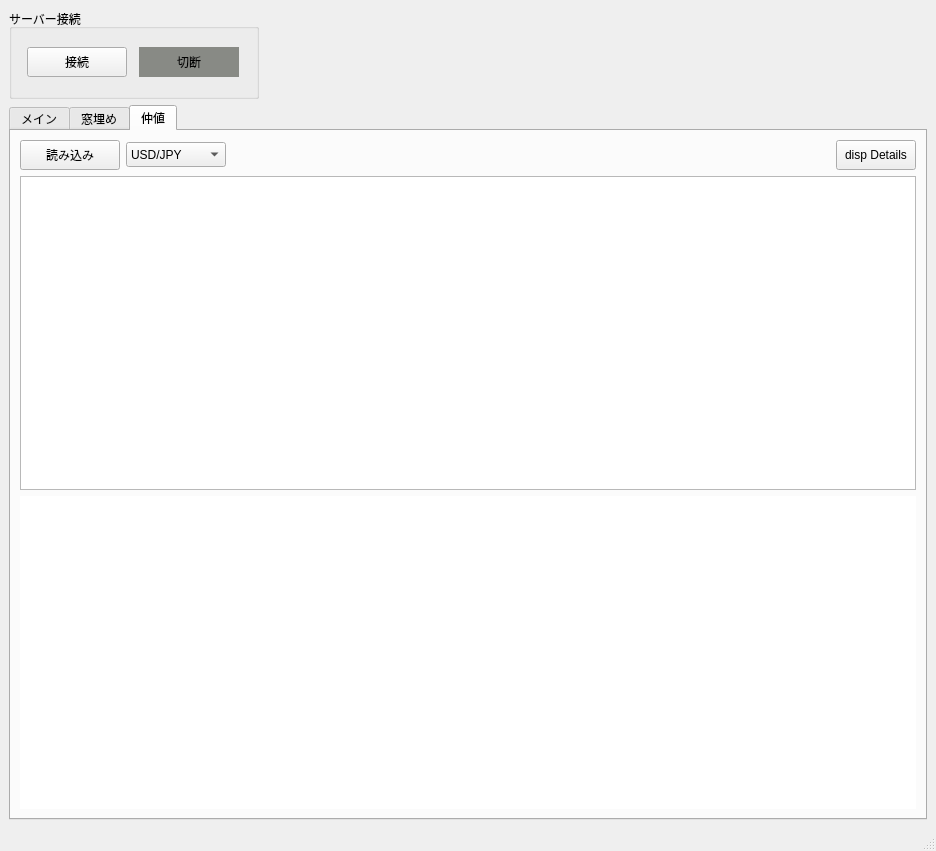
This is trade_monitor/trade_monitor/gui_monitor.ui in takkin-takilog/namake-trader as Qt 5 draws it before an edit. The edited form follows.
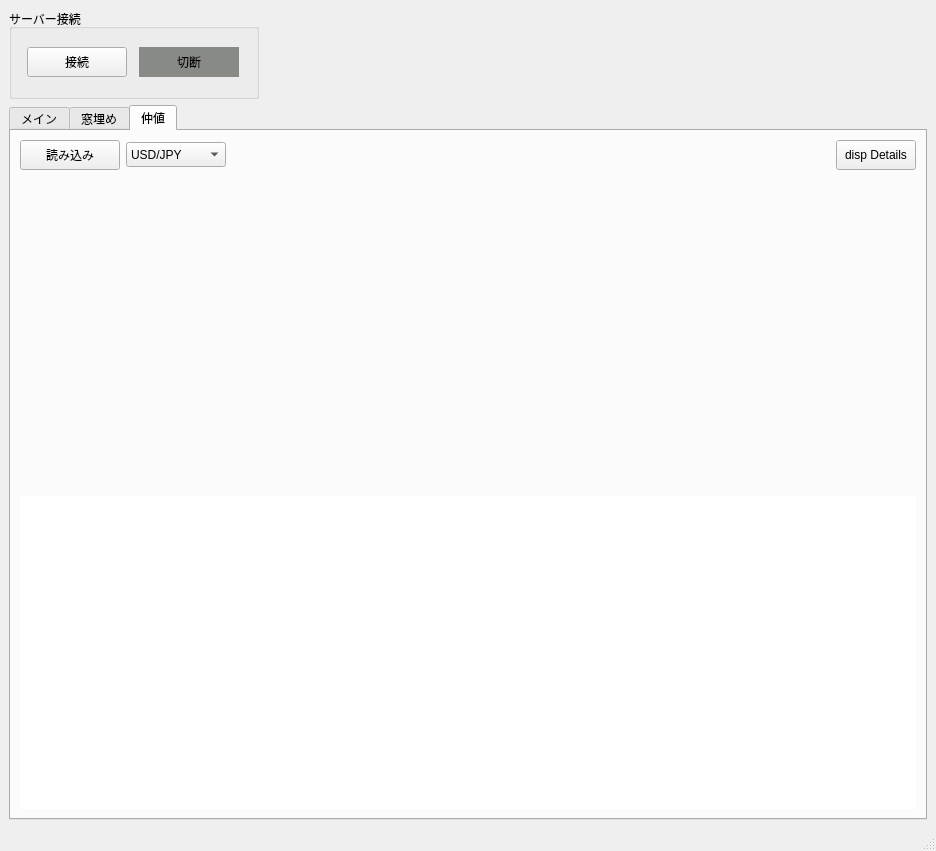
This is the edited form.

Patch:
```diff
--- a/trade_monitor/trade_monitor/gui_monitor.ui
+++ b/trade_monitor/trade_monitor/gui_monitor.ui
@@ -502,18 +502,12 @@
          </layout>
         </item>
         <item>
-         <widget class="QTreeView" name="treeView_ttm">
-          <property name="styleSheet">
-           <string notr="true">alternate-background-color: #e8f4fc;</string>
-          </property>
-          <property name="editTriggers">
-           <set>QAbstractItemView::NoEditTriggers</set>
-          </property>
-          <property name="alternatingRowColors">
-           <bool>true</bool>
-          </property>
-          <property name="selectionMode">
-           <enum>QAbstractItemView::ExtendedSelection</enum>
+         <widget class="QWidget" name="widget_TreeView_ttm" native="true">
+          <property name="sizePolicy">
+           <sizepolicy hsizetype="Expanding" vsizetype="Expanding">
+            <horstretch>0</horstretch>
+            <verstretch>0</verstretch>
+           </sizepolicy>
           </property>
          </widget>
         </item>
```
